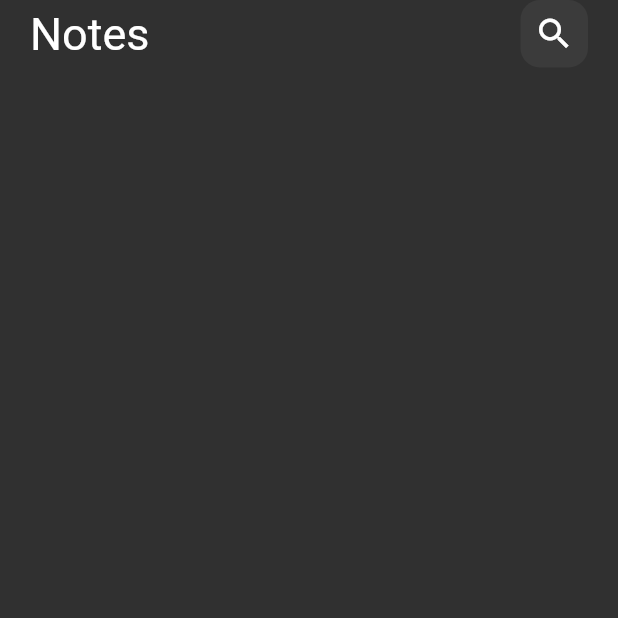
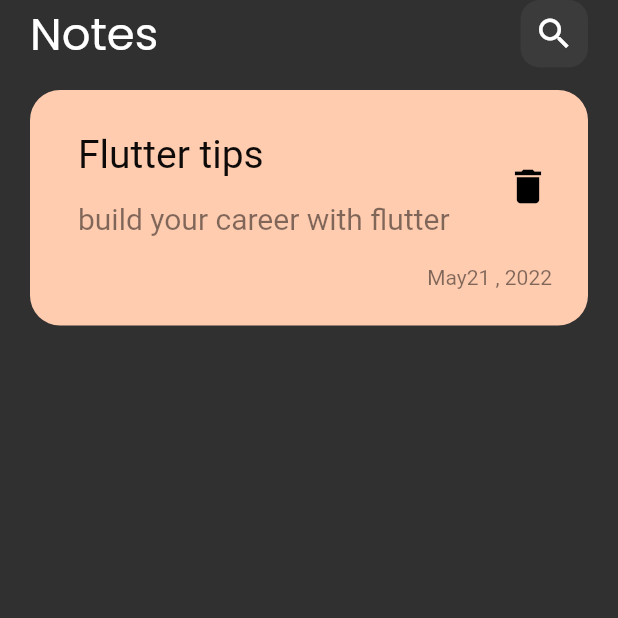
Before and after one commit to NadeenRR/note-app, a Flutter app: the screen it shows after launch, on a phone screen of 412 x 824 dp, the top half of it. Run offline on Flutter 3.47's test engine with Material 2 defaults, Android fonts, the phone set to English and light mode, and no system bars; Roboto replaces fonts that are missing (assets/fonts/Poppins-Regular.ttf).

Commit message:
create custome note item

```diff
--- a/lib/main.dart
+++ b/lib/main.dart
@@ -12,7 +12,7 @@ class NoteApp extends StatelessWidget {
   Widget build(BuildContext context) {
     return MaterialApp(
       debugShowCheckedModeBanner: false,
-      theme: ThemeData(brightness: Brightness.dark),
+      theme: ThemeData(brightness: Brightness.dark, fontFamily: 'Poppins'),
       home: const NotesView(),
     );
   }
--- a/lib/widget/custome_app_bar.dart
+++ b/lib/widget/custome_app_bar.dart
@@ -17,9 +17,10 @@ class CustomeAppBar extends StatelessWidget {
             ),
           ),
           Spacer(),
-          CustomeSearchIcon()
+          CustomeSearchIcon(),
         ],
       ),
+
     );
   }
 }
--- /dev/null
+++ b/lib/widget/custome_note_item.dart
@@ -0,0 +1,57 @@
+import 'package:flutter/material.dart';
+
+class NoteItem extends StatelessWidget {
+  const NoteItem({super.key});
+
+  @override
+  Widget build(BuildContext context) {
+    return Container(
+      padding: const EdgeInsets.only(top: 24, bottom: 24, left: 16),
+      decoration: BoxDecoration(
+        borderRadius: BorderRadius.circular(20),
+        color: const Color(0xffFFCCB0),
+      ),
+      child: Column(
+        crossAxisAlignment: CrossAxisAlignment.end,
+        children: [
+          ListTile(
+            title: const Text(
+              'Flutter tips',
+              style: TextStyle(
+                  fontSize: 26,
+                  color: Color.fromARGB(242, 0, 0, 0),
+                  fontFamily: 'assets/fonts/Poppins-Regular.ttf'),
+            ),
+            subtitle: Padding(
+              padding: const EdgeInsets.only(top: 16, bottom: 16),
+              child: Text(
+                'build your career with flutter',
+                style: TextStyle(
+                    fontSize: 20,
+                    color: Colors.black.withOpacity(0.5),
+                    fontFamily: 'assets/fonts/Poppins-Regular.ttf'),
+              ),
+            ),
+            trailing: IconButton(
+                onPressed: () {},
+                icon: const Icon(
+                  Icons.delete,
+                  color: Colors.black,
+                  size: 30,
+                )),
+          ),
+          Padding(
+            padding: const EdgeInsets.only(right: 24),
+            child: Text(
+              'May21 , 2022',
+              style: TextStyle(
+                  fontSize: 14,
+                  color: Colors.black.withOpacity(0.5),
+                  fontFamily: 'assets/fonts/Poppins-Regular.ttf'),
+            ),
+          )
+        ],
+      ),
+    );
+  }
+}
--- a/lib/widget/note_app_body.dart
+++ b/lib/widget/note_app_body.dart
@@ -1,6 +1,7 @@
 import 'package:flutter/material.dart';
 
 import 'custome_app_bar.dart';
+import 'custome_note_item.dart';
 
 class NoteAppBody extends StatelessWidget {
   const NoteAppBody({super.key});
@@ -12,6 +13,10 @@ class NoteAppBody extends StatelessWidget {
       child: Column(
         children: const [
           CustomeAppBar(),
+          SizedBox(
+            height: 15,
+          ),
+          NoteItem(),
         ],
       ),
     );
--- a/pubspec.yaml
+++ b/pubspec.yaml
@@ -76,7 +76,7 @@ flutter:
   # list giving the asset and other descriptors for the font. For
   # example:
   fonts:
-    - family: PoppinsRegular
+    - family: Poppins
       fonts:
         - asset: assets/fonts/Poppins-Regular.ttf
   #       - asset: fonts/Schyler-Italic.ttf
```
